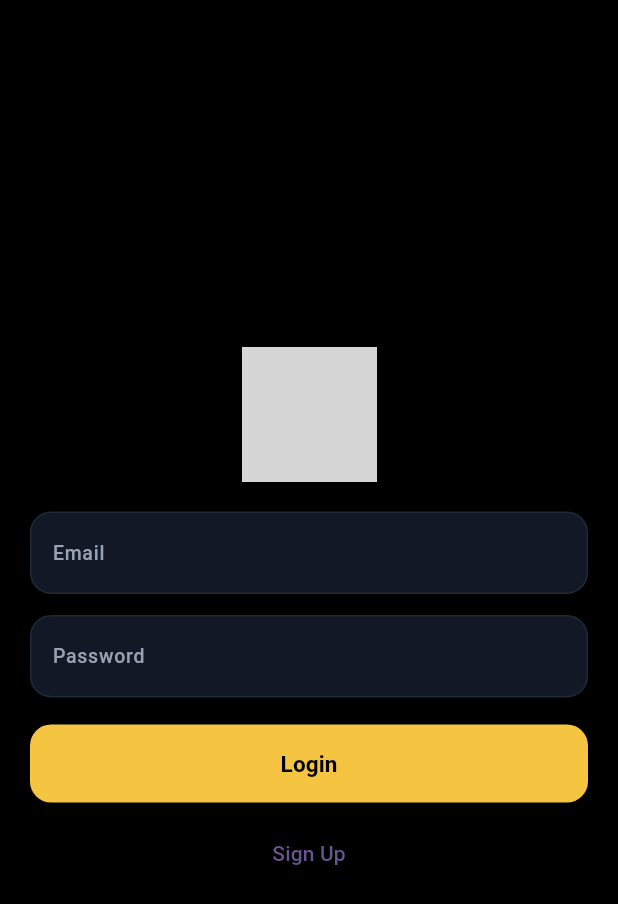
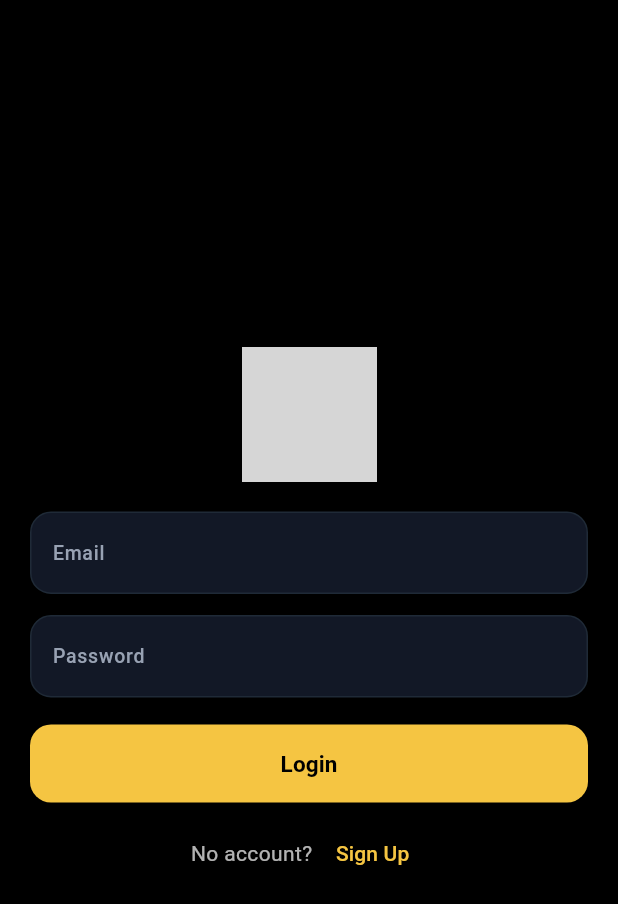
Before and after one commit to uisaac767-png/coinceller, a Flutter app: the screen it shows after launch, on a phone screen of 412 x 824 dp. Shown: the top 904 px of the screen. Run offline on Flutter 3.47's test engine with Material 3 defaults, Android fonts, the phone set to English and light mode, and no system bars; grey boxes are pictures that could not be loaded.

Commit message:
Refactor Sign Up button into a Row layout
Replaced the standalone Sign Up button with a text prompt and button within a Row for better layout.

```diff
--- a/lib/screens/auth_screen.dart
+++ b/lib/screens/auth_screen.dart
@@ -78,25 +78,24 @@ class _AuthScreenState extends State<AuthScreen> {
                     onPressed: login,
                   ),
                   const SizedBox(height: 10),
+                  Row(
+                    mainAxisAlignment: MainAxisAlignment.center,
+                    children: [
+                      const Text(
+                        "No account? ",
+                        style: TextStyle(color: Colors.white70),
+                      ),
                       TextButton(
                         onPressed: () {
                           Navigator.push(
                             context,
-                        MaterialPageRoute(builder: (_) => const SignupScreen()),
+                            MaterialPageRoute(
+                                builder: (_) => const SignupScreen()),
                           );
                         },
-                    child: const Text("Sign Up",
-                        style: TextStyle(color: BybitTheme.gold)),
-                  )
-                ],
-              ),
-            ),
-          ),
-        ),
-      ),
-    );
-  }
-}                          style: TextStyle(color: BybitTheme.gold),
+                        child: Text(
+                          "Sign Up",
+                          style: TextStyle(color: BybitTheme.gold),
                         ),
                       ),
                     ],
```
Lines whose indentation alone changed are shown as unchanged.
